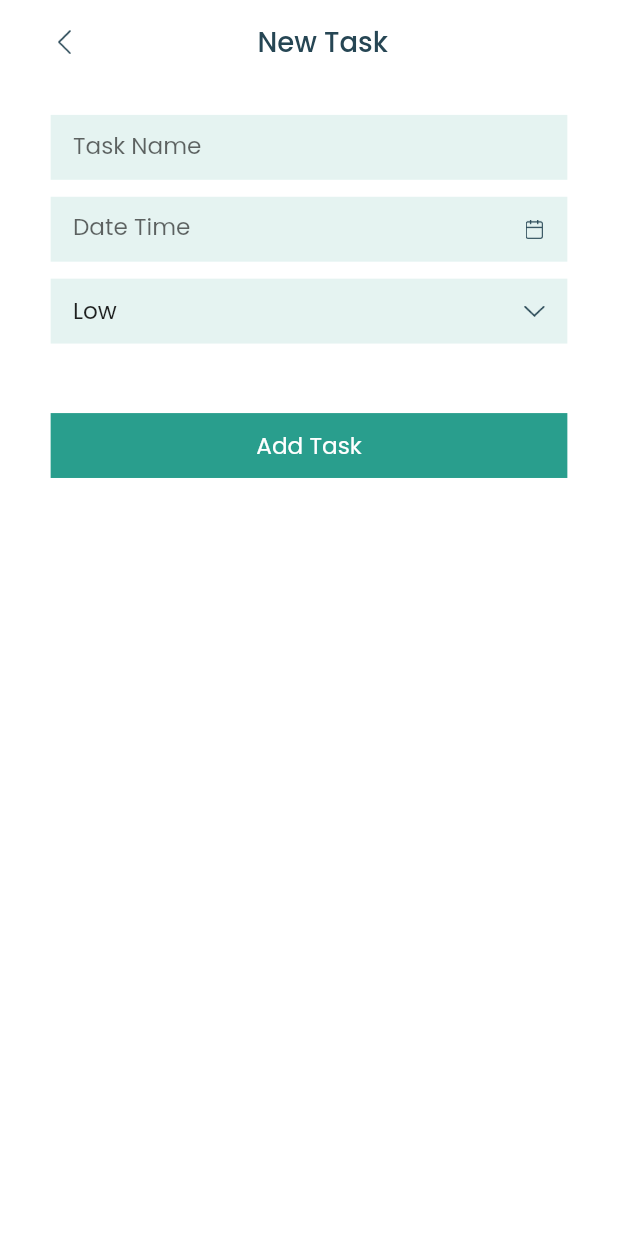
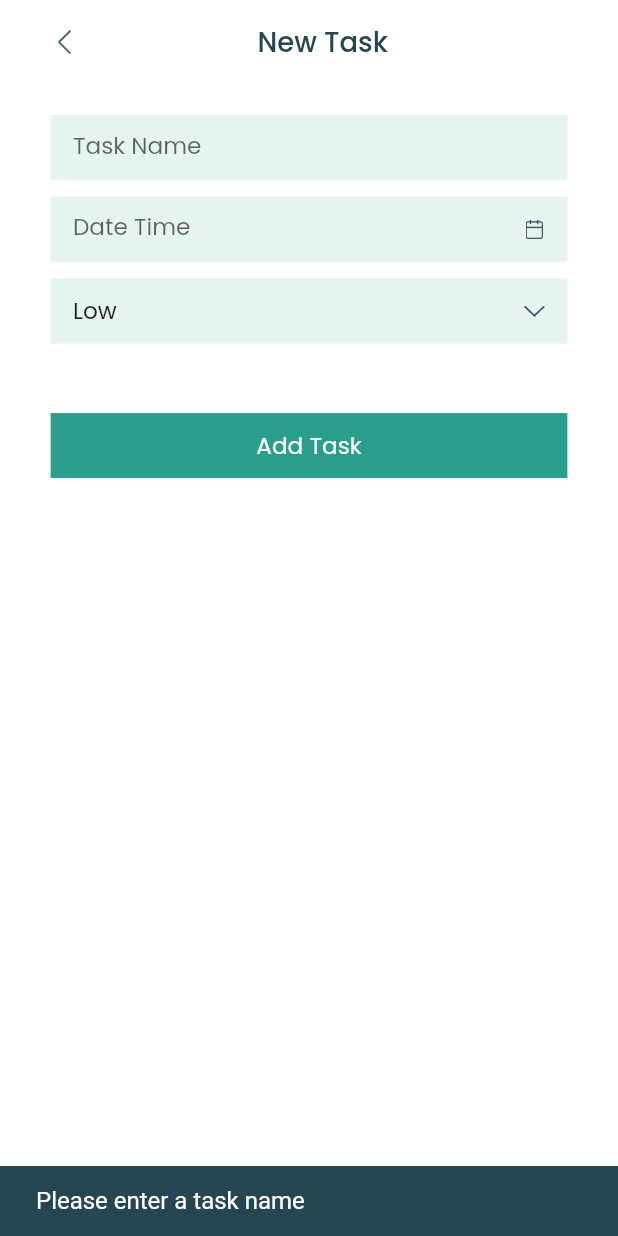
Before and after one commit to momshaddinury/listify, a Flutter app: the CreateTaskScreen screen opened directly, after a tap on "Add Task", on a phone screen of 412 x 824 dp. Run offline on Flutter 3.47's test engine with Material 2 defaults, Android fonts, the phone set to English and light mode, and no system bars; our stand-ins replace cloud_firestore, firebase_auth, firebase_core, flutter_datetime_picker, flutter_riverpod, google_fonts and 1 more; missing offline and left inert: menu_button; accounts and stored records are empty.

Commit message:
Can create empty task bug solved

```diff
--- a/lib/views/screens/create_task_screen.dart
+++ b/lib/views/screens/create_task_screen.dart
@@ -5,6 +5,7 @@ import 'package:listify/views/widgets/buttons/k_filled_button.dart';
 import 'package:listify/views/widgets/textfields/k_dropdown_textfield.dart';
 import 'package:listify/views/widgets/textfields/k_textfield.dart';
 import 'package:flutter_riverpod/flutter_riverpod.dart';
+import 'package:nb_utils/nb_utils.dart';
 
 class CreateTaskScreen extends StatefulWidget {
   @override
@@ -14,7 +15,8 @@ class CreateTaskScreen extends StatefulWidget {
 class _CreateTaskScreenState extends State<CreateTaskScreen> {
   final TextEditingController taskTitleController = TextEditingController();
   final TextEditingController dateTimeController = TextEditingController();
-  final TextEditingController priorityController = TextEditingController(text: 'Low');
+  final TextEditingController priorityController =
+      TextEditingController(text: 'Low');
 
   @override
   Widget build(BuildContext context) {
@@ -25,7 +27,8 @@ class _CreateTaskScreenState extends State<CreateTaskScreen> {
           centerTitle: true,
           automaticallyImplyLeading: false,
           title: Padding(
-            padding: EdgeInsets.symmetric(horizontal: KSize.getWidth(context, 59)),
+            padding:
+                EdgeInsets.symmetric(horizontal: KSize.getWidth(context, 59)),
             child: Row(
               mainAxisAlignment: MainAxisAlignment.spaceBetween,
               children: [
@@ -48,7 +51,8 @@ class _CreateTaskScreenState extends State<CreateTaskScreen> {
         body: SingleChildScrollView(
           physics: BouncingScrollPhysics(),
           child: Padding(
-            padding: EdgeInsets.symmetric(horizontal: KSize.getWidth(context, 59)),
+            padding:
+                EdgeInsets.symmetric(horizontal: KSize.getWidth(context, 59)),
             child: Column(
               children: [
                 SizedBox(height: KSize.getHeight(context, 40)),
@@ -72,12 +76,16 @@ class _CreateTaskScreenState extends State<CreateTaskScreen> {
                 KFilledButton(
                     buttonText: "Add Task",
                     onPressed: () async {
+                      if (taskTitleController.text.trim().isNotEmpty) {
                         await context.read(tasksProvider).createNewTask(
                               taskTitleController.text,
                               dateTimeController.text,
                               priorityController.text,
                             );
                         Navigator.pop(context);
+                      } else {
+                        snackBar(context, title: 'Please enter a task name', backgroundColor: KColors.charcoal);
+                      }
                     })
               ],
             ),
```
Also changed, not shown: 4 other files. Lines whose indentation alone changed are shown as unchanged.
